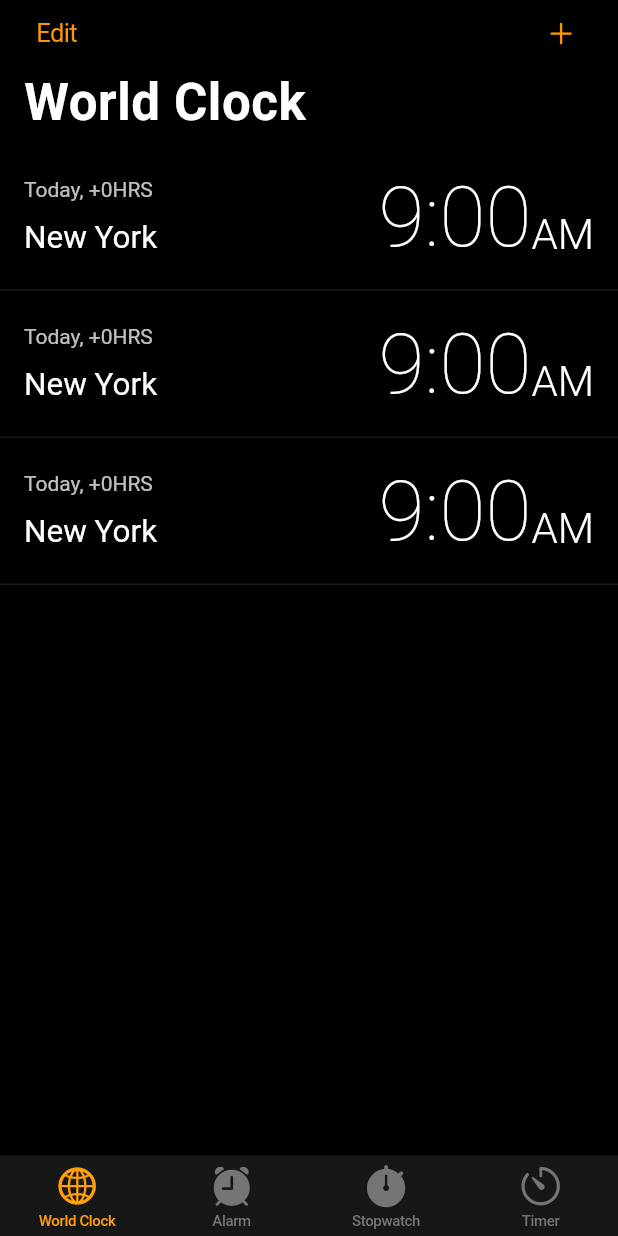
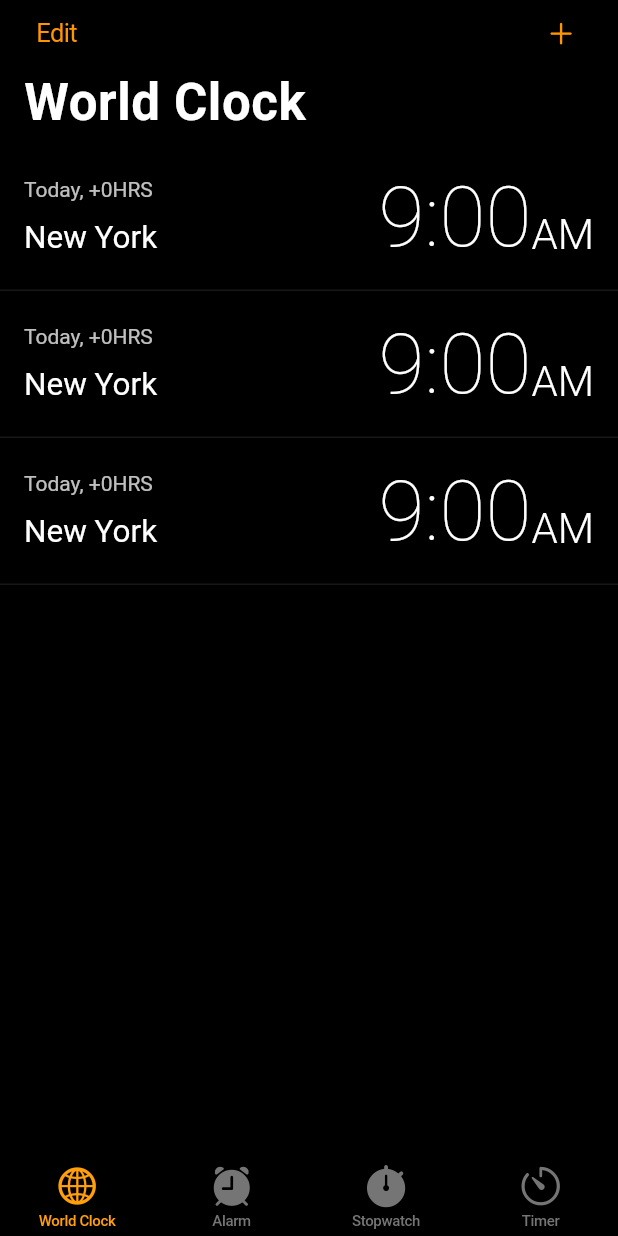
Before and after one commit to iOS-apps-on-Android/Clock, a Flutter app: the screen it shows after launch, on a phone screen of 412 x 824 dp. Run offline on Flutter 3.47's test engine with Material 3 defaults, Android fonts, the phone set to English and light mode, and no system bars; our stand-ins replace circular_countdown_timer.

Commit message:
fix background colors

```diff
--- a/lib/main.dart
+++ b/lib/main.dart
@@ -10,7 +10,7 @@ void main() {
   SystemChrome.setSystemUIOverlayStyle(
     const SystemUiOverlayStyle(
       statusBarColor: Colors.transparent,
-      systemNavigationBarColor: CupertinoColors.darkBackgroundGray,
+      systemNavigationBarColor: CupertinoColors.black,
     ),
   );
   runApp(const MainApp());
@@ -27,6 +27,8 @@ class MainApp extends StatelessWidget {
       theme: CupertinoThemeData(
         primaryColor: CupertinoColors.activeOrange,
         brightness: Brightness.dark,
+        barBackgroundColor: CupertinoColors.black,
+        scaffoldBackgroundColor: CupertinoColors.black,
         textTheme: CupertinoTextThemeData(
           primaryColor: CupertinoColors.white,
           textStyle: TextStyle(
@@ -51,7 +53,6 @@ class _TabScaffoldState extends State<TabScaffold> {
     return CupertinoTabScaffold(
       tabBar: CupertinoTabBar(
         height: 54,
-        backgroundColor: CupertinoColors.darkBackgroundGray,
         items: const <BottomNavigationBarItem>[
           BottomNavigationBarItem(
             icon: Padding(
```
